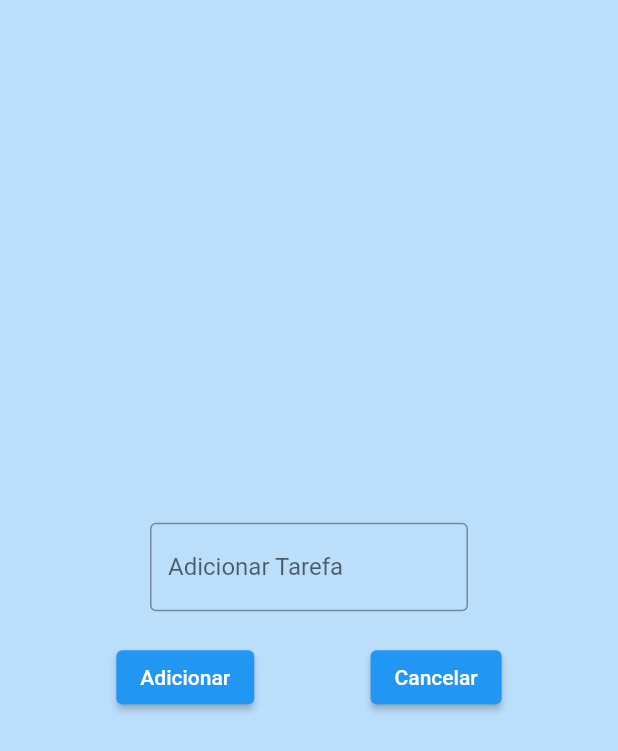
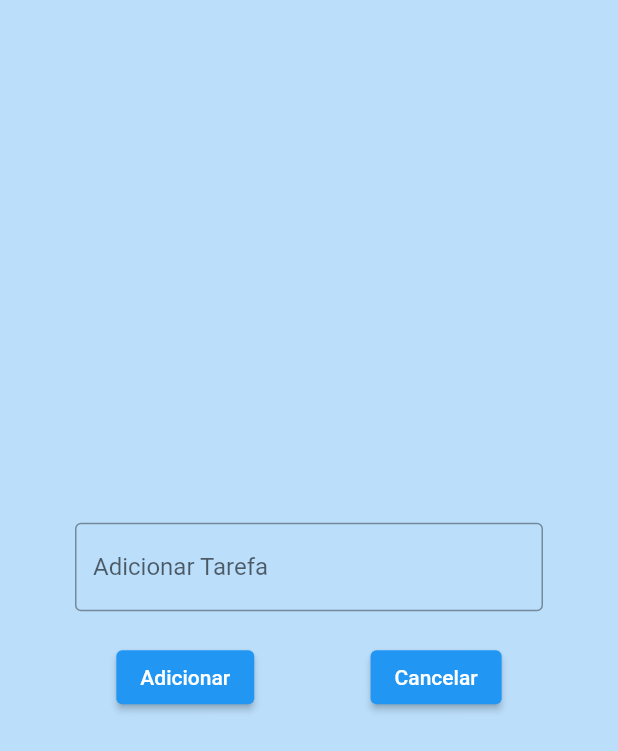
Before and after one commit to PatricioSA/note_app, a Flutter app: the screen it shows after launch, after a tap on the "add" icon, on a phone screen of 412 x 824 dp. Shown: the top 751 px of the screen. Run offline on Flutter 3.47's test engine with Material 2 defaults, Android fonts, the phone set to English and light mode, and no system bars.

```diff
--- a/lib/homepage.dart
+++ b/lib/homepage.dart
@@ -10,7 +10,7 @@ class HomePage extends StatefulWidget {
 }
 
 class _HomePageState extends State<HomePage> {
-  TextEditingController controller = new TextEditingController();
+  TextEditingController controller = TextEditingController();
 
   List toDoList = [
     ['Tarefas', false]
@@ -18,8 +18,8 @@ class _HomePageState extends State<HomePage> {
 
   void saveNewTask() {
     setState(() {
-      if(controller.text == '') {}
-      else {
+      if (controller.text == '') {
+      } else {
         toDoList.add([controller.text, false]);
         controller.clear();
         Navigator.of(context).pop();
@@ -34,7 +34,7 @@ class _HomePageState extends State<HomePage> {
       appBar: AppBar(
         centerTitle: true,
         elevation: 1,
-        title: Text('Lista de Tarefas'),
+        title: const Text('Lista de Tarefas'),
       ),
       body: ListView.builder(
         itemCount: toDoList.length,
@@ -50,20 +50,17 @@ class _HomePageState extends State<HomePage> {
           );
         },
       ),
-      bottomNavigationBar: Padding(
-        padding: const EdgeInsets.all(20),
-        child: ElevatedButton(
+      floatingActionButton: FloatingActionButton(
         onPressed: () {
           Navigator.push(
             context,
             MaterialPageRoute(
-                builder: (context) => NovaTarefa(
-                    onPressed: saveNewTask, controller: controller),
+              builder: (context) =>
+                  NovaTarefa(onPressed: saveNewTask, controller: controller),
             ),
           );
         },
-          child: Icon(Icons.add),
-        ),
+        child: const Icon(Icons.add),
       ),
     );
   }
--- a/lib/page_adicionar_tarefa.dart
+++ b/lib/page_adicionar_tarefa.dart
@@ -14,9 +14,9 @@ class NovaTarefa extends StatelessWidget {
         mainAxisAlignment: MainAxisAlignment.center,
         children: [
           Padding(
-            padding: const EdgeInsets.symmetric(horizontal: 100),
+            padding: const EdgeInsets.symmetric(horizontal: 50),
             child: TextField(
-              decoration: InputDecoration(
+              decoration: const InputDecoration(
                 border: OutlineInputBorder(),
                 hintText: 'Adicionar Tarefa'
               ),
@@ -25,7 +25,7 @@ class NovaTarefa extends StatelessWidget {
             ),
           ),
 
-          SizedBox(height: 20,),
+          const SizedBox(height: 20,),
 
           //Botões
           Row(
--- a/lib/util/notas.dart
+++ b/lib/util/notas.dart
@@ -15,7 +15,7 @@ class Notas extends StatelessWidget {
     return Padding(
       padding: const EdgeInsets.only(left: 25, top: 25, right: 25),
       child: Container(
-        padding: EdgeInsets.all(24),
+        padding: const EdgeInsets.all(20),
         decoration: BoxDecoration(
           color: Colors.blue,
           borderRadius: BorderRadius.circular(12),
```
Lines whose indentation alone changed are shown as unchanged.
